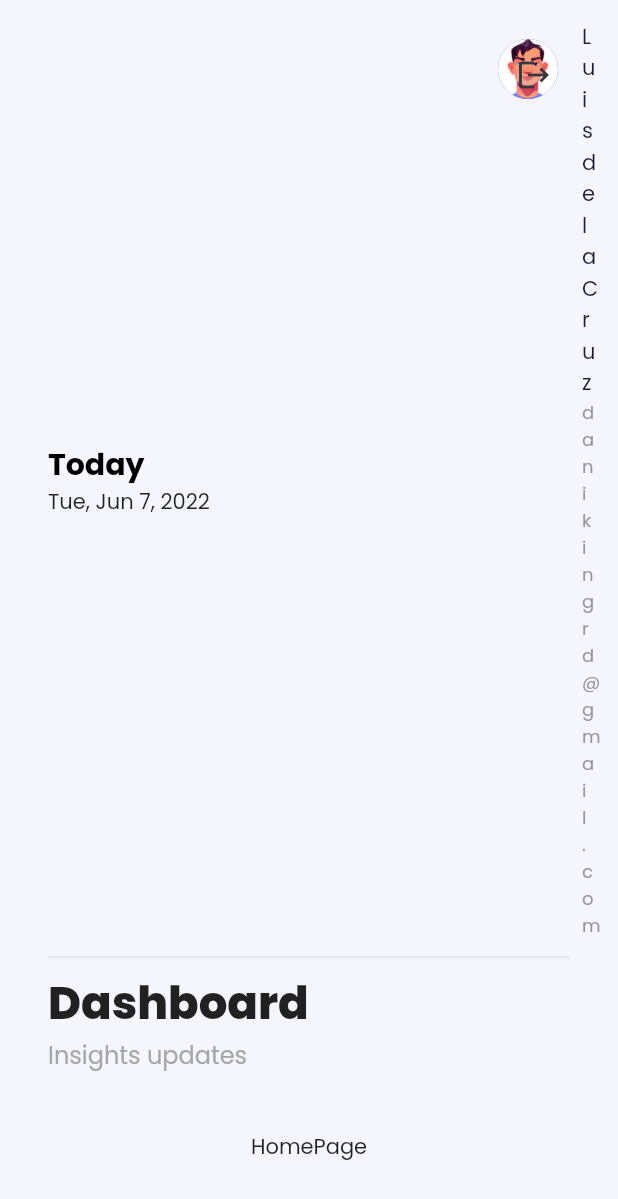
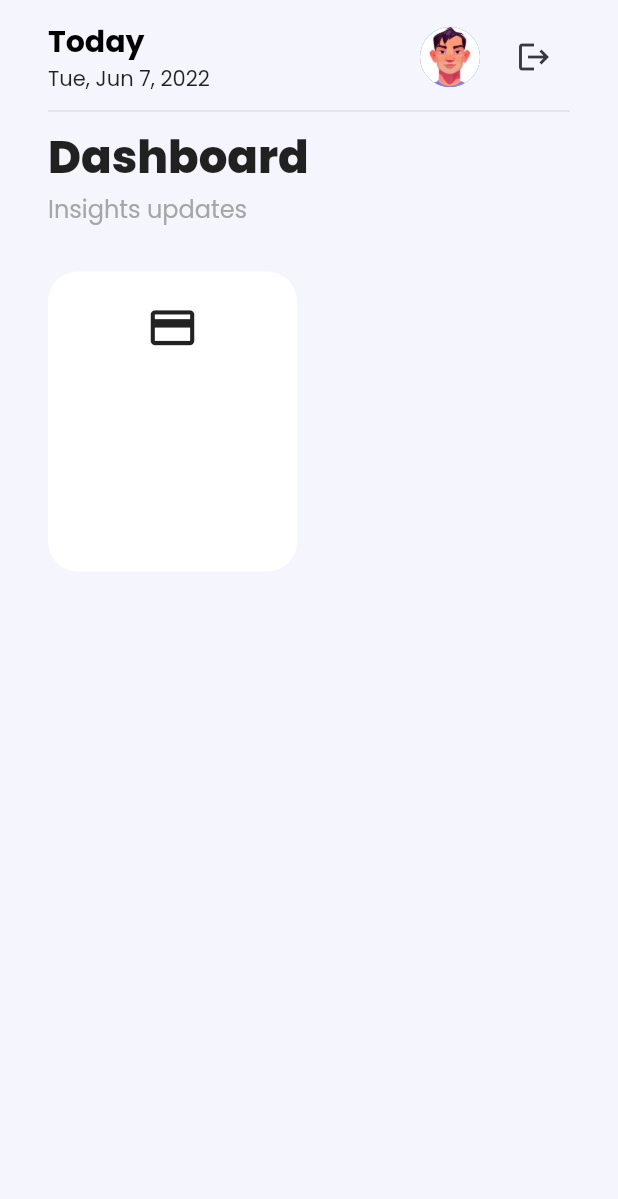
Before and after one commit to DanikingRD/DigitalCardWebFlutter, a Flutter app: the screen it shows after launch, on a phone screen of 412 x 824 dp. Shown: the top 1199 px of the screen. Run offline on Flutter 3.47's test engine with Material 2 defaults, Android fonts, the phone set to English and light mode, and no system bars; our stand-ins replace data_table_2, firebase_auth, firebase_core, google_fonts; missing offline and left inert: dart:html; accounts and stored records are empty; statements that could not run were skipped.

Commit message:
Implement insight card and user profile resize

```diff
--- a/lib/home/dashboard/components/header.dart
+++ b/lib/home/dashboard/components/header.dart
@@ -1,6 +1,7 @@
 import 'package:digital_card_website/constants.dart';
 import 'package:digital_card_website/home/dashboard/components/today_text.dart';
 import 'package:digital_card_website/home/widgets/profile_card.dart';
+import 'package:digital_card_website/responsive.dart';
 import 'package:flutter/material.dart';
 
 class DashboardHeader extends StatelessWidget {
@@ -15,12 +16,14 @@ class DashboardHeader extends StatelessWidget {
         Row(
           children: [
             const TodayText(),
-            const Spacer(),
             const Spacer(
               flex: 3,
             ),
-            ProfileCard(
-              onLogoutPressed: () {},
+            SizedBox(
+              width: ResponsiveLayout.isDesktop(context) ? 300 : 100,
+              child: ProfileCard(
+                onLogoutPressed: () {},
+              ),
             ),
           ],
         ),
--- a/lib/home/dashboard/dashboard_content.dart
+++ b/lib/home/dashboard/dashboard_content.dart
@@ -17,6 +17,7 @@ class DashboardPageContent extends StatelessWidget {
       padding: const EdgeInsets.symmetric(horizontal: 32, vertical: 10),
       child: Column(
         crossAxisAlignment: CrossAxisAlignment.start,
+        mainAxisAlignment: MainAxisAlignment.start,
         children: [
           const DashboardHeader(),
           const SelectableText(
--- a/lib/home/pages/home_page.dart
+++ b/lib/home/pages/home_page.dart
@@ -1,3 +1,4 @@
+import 'package:digital_card_website/home/widgets/insight_card.dart';
 import 'package:flutter/material.dart';
 
 class HomePage extends StatelessWidget {
@@ -5,10 +6,20 @@ class HomePage extends StatelessWidget {
 
   @override
   Widget build(BuildContext context) {
-    return const Center(
-      child: Text(
-        'HomePage',
-      ),
+    return Column(
+      children: [
+        const SizedBox(
+          height: 30,
+        ),
+        Row(
+          children: const [
+            SizedBox(
+              height: 200,
+              child: InsightCard(icon: Icons.credit_card),
+            ),
+          ],
+        ),
+      ],
     );
   }
 }
--- /dev/null
+++ b/lib/home/widgets/insight_card.dart
@@ -0,0 +1,42 @@
+import 'package:digital_card_website/responsive.dart';
+import 'package:flutter/material.dart';
+
+class InsightCard extends StatelessWidget {
+  final IconData icon;
+  const InsightCard({
+    Key? key,
+    required this.icon,
+  }) : super(key: key);
+
+  @override
+  Widget build(BuildContext context) {
+    final Size size = MediaQuery.of(context).size;
+    return Container(
+      constraints: BoxConstraints(
+        minWidth:
+            ResponsiveLayout.isDesktop(context) ? 200 : size.width / 2 - 40,
+      ),
+      padding: EdgeInsets.only(
+        top: 20,
+        bottom: 20,
+        left: 20,
+        right: ResponsiveLayout.isMobile(context) ? 20 : 40,
+      ),
+      decoration: BoxDecoration(
+        borderRadius: BorderRadius.circular(20.0),
+        color: Colors.white,
+      ),
+      child: Column(
+        children: [
+          Icon(
+            icon,
+            size: 35,
+          ),
+          const SizedBox(
+            height: 30,
+          ),
+        ],
+      ),
+    );
+  }
+}
--- a/lib/home/widgets/profile_card.dart
+++ b/lib/home/widgets/profile_card.dart
@@ -1,4 +1,5 @@
 import 'package:digital_card_website/constants.dart';
+import 'package:digital_card_website/responsive.dart';
 import 'package:flutter/material.dart';
 
 class ProfileCard extends StatelessWidget {
@@ -10,20 +11,31 @@ class ProfileCard extends StatelessWidget {
 
   @override
   Widget build(BuildContext context) {
-    return Expanded(
-      child: ListTile(
+    return ListTile(
       contentPadding: const EdgeInsets.all(0),
       leading: const CircleAvatar(
         backgroundImage: AssetImage('assets/images/avatar.png'),
       ),
-        title: SelectableText(
+      title: ResponsiveLayout.isDesktop(context)
+          ? SelectableText(
               'Luis de la Cruz',
-          style: TextStyle(fontSize: 14, color: kFontColorPallets[0]),
+              style: TextStyle(
+                fontSize: 14,
+                color: kFontColorPallets[0],
               ),
-        subtitle: SelectableText(
+              maxLines: 1,
+            )
+          : null,
+      subtitle: ResponsiveLayout.isDesktop(context)
+          ? SelectableText(
               'danikingrd@gmail.com',
-          style: TextStyle(fontSize: 12, color: kFontColorPallets[2]),
+              style: TextStyle(
+                fontSize: 12,
+                color: kFontColorPallets[2],
               ),
+              maxLines: 1,
+            )
+          : null,
       trailing: IconButton(
         hoverColor: Colors.transparent,
         splashColor: Colors.transparent,
@@ -36,7 +48,6 @@ class ProfileCard extends StatelessWidget {
         ),
         tooltip: "Log Out",
       ),
-      ),
     );
   }
 }
```
Lines whose indentation alone changed are shown as unchanged.
